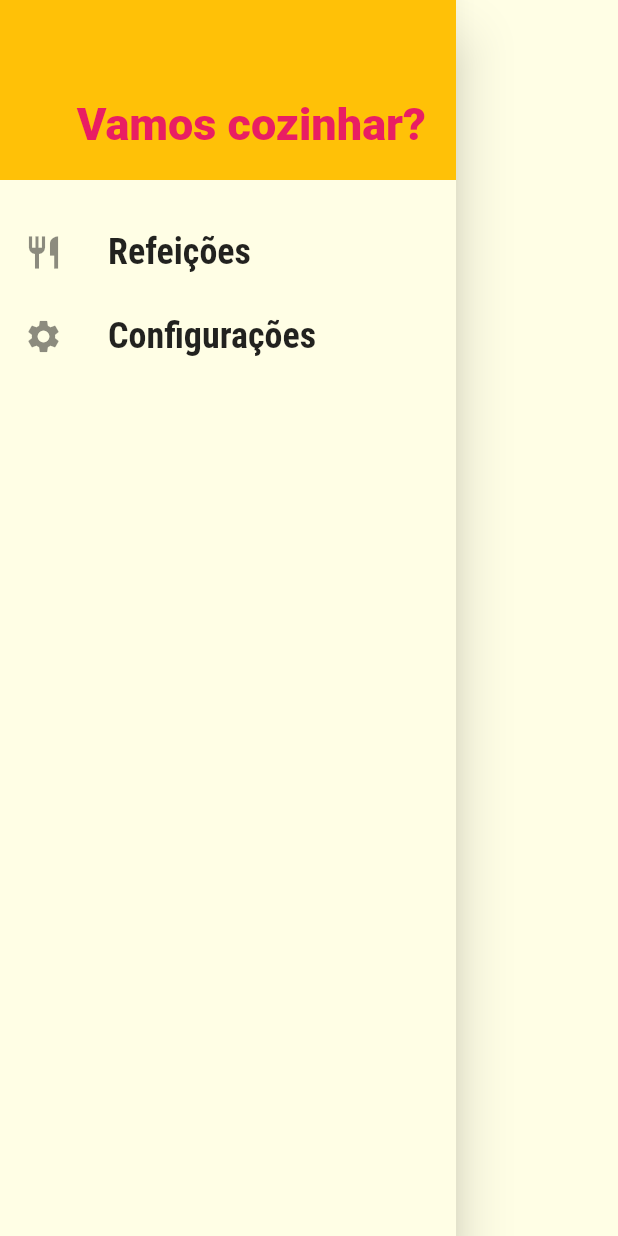
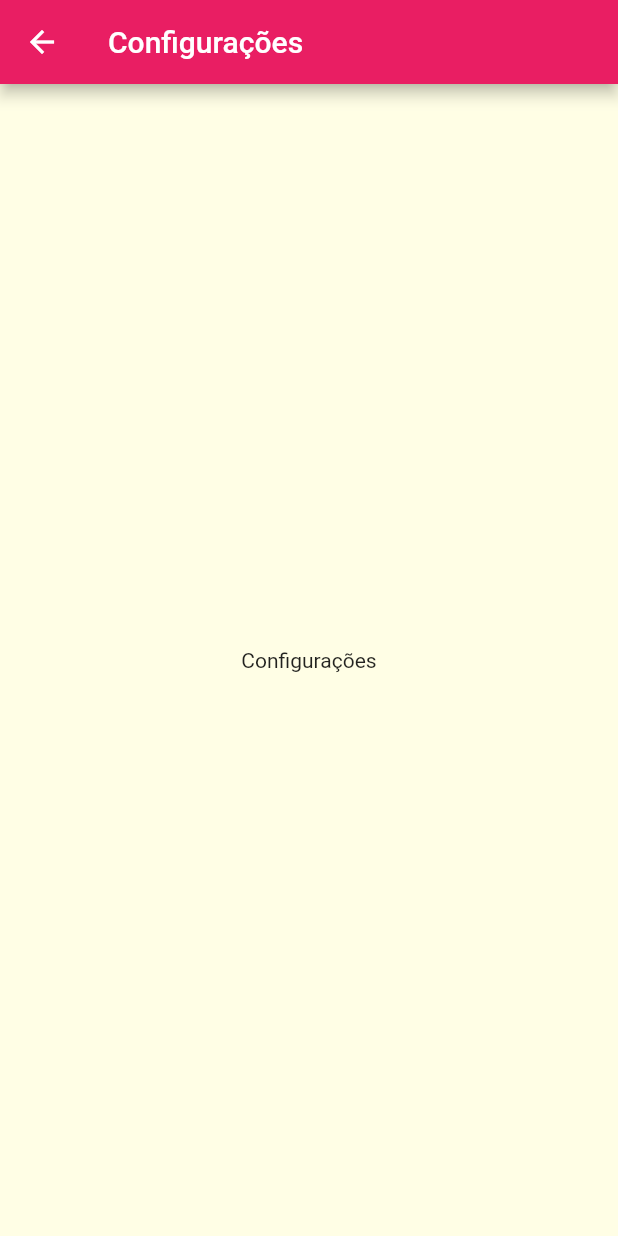
Before and after one commit to LuizFernandesOliveira/flutter_app_meals, a Flutter app: the MainDrawer widget shown alone on an empty page, opened directly, after a tap on "Configurações", on a phone screen of 412 x 824 dp. Run offline on Flutter 3.47's test engine with Material 2 defaults, Android fonts, the light colour scheme and no system bars; network calls fail.

Commit message:
feat: add screen settings

```diff
--- a/lib/components/main_drawer.dart
+++ b/lib/components/main_drawer.dart
@@ -1,7 +1,8 @@
 import 'package:flutter/material.dart';
+import '../utils/app_routes.dart';
 
 class MainDrawer extends StatelessWidget {
-  Widget _createItem(IconData icon, String label) {
+  Widget _createItem(IconData icon, String label, Function onTap) {
     return ListTile(
       leading: Icon(
         icon,
@@ -9,13 +10,13 @@
       ),
       title: Text(
         label,
-        style: TextStyle(
+        style: const TextStyle(
           fontFamily: 'RobotoCondensed',
           fontSize: 24,
           fontWeight: FontWeight.bold,
         ),
       ),
-      onTap: () {},
+      onTap: () => onTap(),
     );
   }
 
@@ -40,8 +41,16 @@
             ),
           ),
           const SizedBox(height: 20),
-          _createItem(Icons.restaurant, 'Refeições'),
-          _createItem(Icons.settings, 'Configurações'),
+          _createItem(
+            Icons.restaurant,
+            'Refeições',
+            () => Navigator.of(context).pushNamed(AppRoutes.HOME),
+          ),
+          _createItem(
+            Icons.settings,
+            'Configurações',
+            () => Navigator.of(context).pushNamed(AppRoutes.SETTINGS),
+          ),
         ],
       ),
     );
--- a/lib/main.dart
+++ b/lib/main.dart
@@ -1,6 +1,6 @@
 import 'package:app_meals/screens/meal_detail_screen.dart';
 import 'package:flutter/material.dart';
-import 'screens/category_list_screen.dart';
+import 'screens/settings_screen.dart';
 import 'screens/meal_list_screen.dart';
 import 'utils/app_routes.dart';
 import 'screens/tabs_screen.dart';
@@ -27,6 +27,7 @@
         AppRoutes.HOME: (ctx) => TabsScreen(),
         AppRoutes.MEALS: (ctx) => MealListScreen(),
         AppRoutes.MEALS_DETAIL: (ctx) => MealDetailScreen(),
+        AppRoutes.SETTINGS: (ctx) => SettingsScreen(),
       },
     );
   }
--- /dev/null
+++ b/lib/screens/settings_screen.dart
@@ -0,0 +1,16 @@
+import 'package:flutter/material.dart';
+
+class SettingsScreen extends StatelessWidget {
+
+  @override
+  Widget build(BuildContext context) {
+    return Scaffold(
+      appBar: AppBar(
+        title: Text('Configurações'),
+      ),
+      body: Center(
+        child: Text('Configurações'),
+      ),
+    );
+  }
+}
--- a/lib/utils/app_routes.dart
+++ b/lib/utils/app_routes.dart
@@ -2,4 +2,5 @@
   static const HOME = '/';
   static const MEALS = '/meals';
   static const MEALS_DETAIL = 'meal-detail';
+  static const SETTINGS = 'settings';
 }
```
